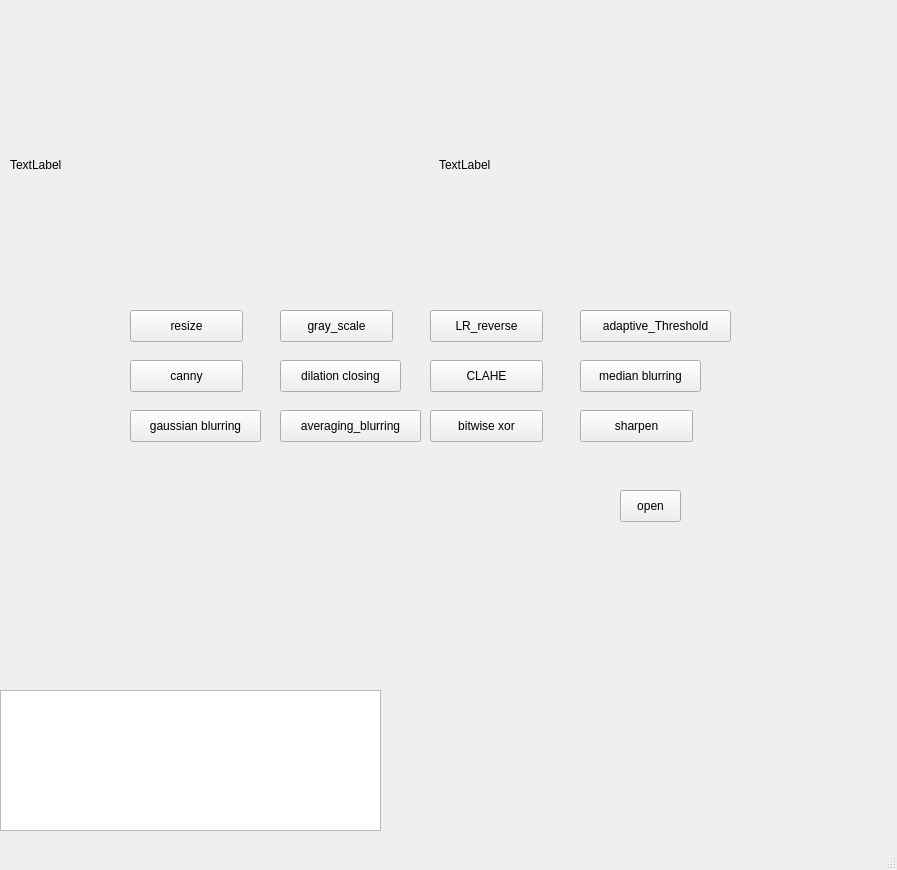
Above: img_processiong.ui from waff1e/img_processing before the change. Below: the same form after it.
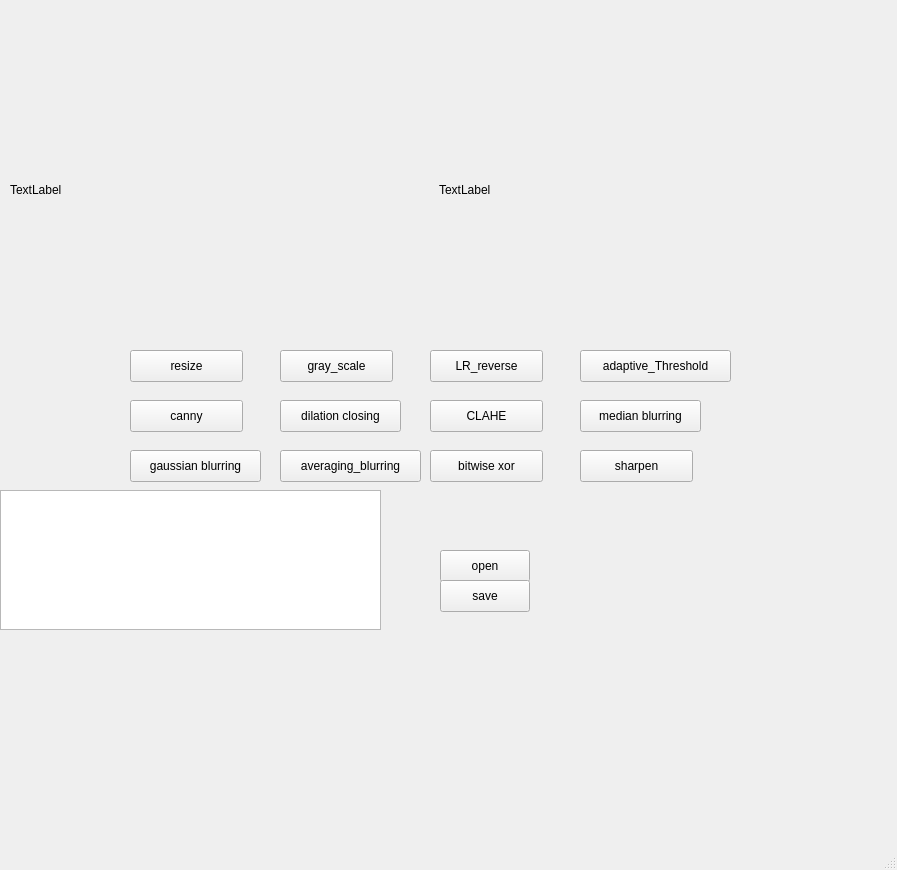
That is the form after the change.

Diff of the .ui file:
```diff
--- a/img_processiong.ui
+++ b/img_processiong.ui
@@ -18,7 +18,7 @@
     <property name="geometry">
      <rect>
       <x>130</x>
-      <y>310</y>
+      <y>350</y>
       <width>113</width>
       <height>32</height>
      </rect>
@@ -31,7 +31,7 @@
     <property name="geometry">
      <rect>
       <x>280</x>
-      <y>310</y>
+      <y>350</y>
       <width>113</width>
       <height>32</height>
      </rect>
@@ -44,7 +44,7 @@
     <property name="geometry">
      <rect>
       <x>580</x>
-      <y>310</y>
+      <y>350</y>
       <width>151</width>
       <height>32</height>
      </rect>
@@ -57,7 +57,7 @@
     <property name="geometry">
      <rect>
       <x>430</x>
-      <y>310</y>
+      <y>350</y>
       <width>113</width>
       <height>32</height>
      </rect>
@@ -70,7 +70,7 @@
     <property name="geometry">
      <rect>
       <x>130</x>
-      <y>360</y>
+      <y>400</y>
       <width>113</width>
       <height>32</height>
      </rect>
@@ -83,7 +83,7 @@
     <property name="geometry">
      <rect>
       <x>280</x>
-      <y>360</y>
+      <y>400</y>
       <width>121</width>
       <height>32</height>
      </rect>
@@ -96,7 +96,7 @@
     <property name="geometry">
      <rect>
       <x>280</x>
-      <y>410</y>
+      <y>450</y>
       <width>141</width>
       <height>32</height>
      </rect>
@@ -109,7 +109,7 @@
     <property name="geometry">
      <rect>
       <x>130</x>
-      <y>410</y>
+      <y>450</y>
       <width>131</width>
       <height>32</height>
      </rect>
@@ -122,7 +122,7 @@
     <property name="geometry">
      <rect>
       <x>580</x>
-      <y>360</y>
+      <y>400</y>
       <width>121</width>
       <height>32</height>
      </rect>
@@ -135,7 +135,7 @@
     <property name="geometry">
      <rect>
       <x>430</x>
-      <y>360</y>
+      <y>400</y>
       <width>113</width>
       <height>32</height>
      </rect>
@@ -148,7 +148,7 @@
     <property name="geometry">
      <rect>
       <x>580</x>
-      <y>410</y>
+      <y>450</y>
       <width>113</width>
       <height>32</height>
      </rect>
@@ -161,7 +161,7 @@
     <property name="geometry">
      <rect>
       <x>430</x>
-      <y>410</y>
+      <y>450</y>
       <width>113</width>
       <height>32</height>
      </rect>
@@ -174,18 +174,18 @@
     <property name="geometry">
      <rect>
       <x>0</x>
-      <y>690</y>
+      <y>490</y>
       <width>381</width>
-      <height>141</height>
+      <height>140</height>
      </rect>
     </property>
    </widget>
    <widget class="QPushButton" name="open_button">
     <property name="geometry">
      <rect>
-      <x>620</x>
-      <y>490</y>
-      <width>61</width>
+      <x>440</x>
+      <y>550</y>
+      <width>90</width>
       <height>32</height>
      </rect>
     </property>
@@ -197,9 +197,9 @@
     <property name="geometry">
      <rect>
       <x>10</x>
-      <y>50</y>
+      <y>40</y>
       <width>400</width>
-      <height>230</height>
+      <height>300</height>
      </rect>
     </property>
     <property name="text">
@@ -210,15 +210,30 @@
     <property name="geometry">
      <rect>
       <x>439</x>
-      <y>50</y>
+      <y>40</y>
       <width>400</width>
-      <height>230</height>
+      <height>300</height>
      </rect>
     </property>
     <property name="text">
      <string>TextLabel</string>
     </property>
    </widget>
+   <widget class="QPushButton" name="save_button">
+    <property name="geometry">
+     <rect>
+      <x>440</x>
+      <y>580</y>
+      <width>90</width>
+      <height>32</height>
+     </rect>
+    </property>
+    <property name="text">
+     <string>save</string>
+    </property>
+   </widget>
+   <zorder>display2</zorder>
+   <zorder>display1</zorder>
    <zorder>console</zorder>
    <zorder>resize_button</zorder>
    <zorder>gray_scale_button</zorder>
@@ -233,8 +248,7 @@
    <zorder>sharpen_button</zorder>
    <zorder>bitwise_xor_button</zorder>
    <zorder>open_button</zorder>
-   <zorder>display1</zorder>
-   <zorder>display2</zorder>
+   <zorder>save_button</zorder>
   </widget>
   <widget class="QMenuBar" name="menubar">
    <property name="geometry">
```
